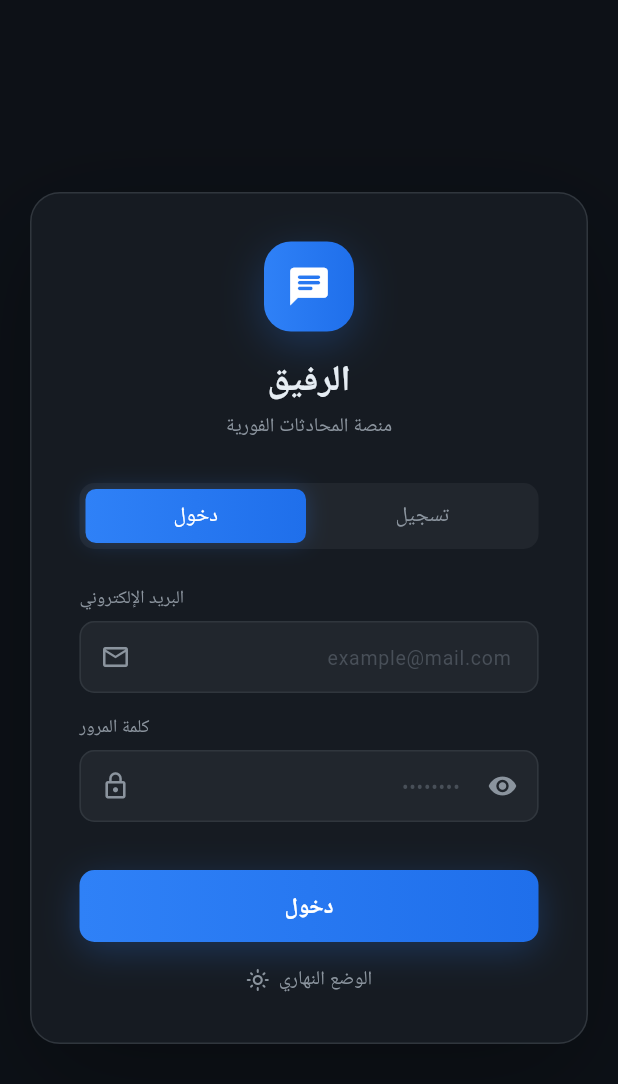
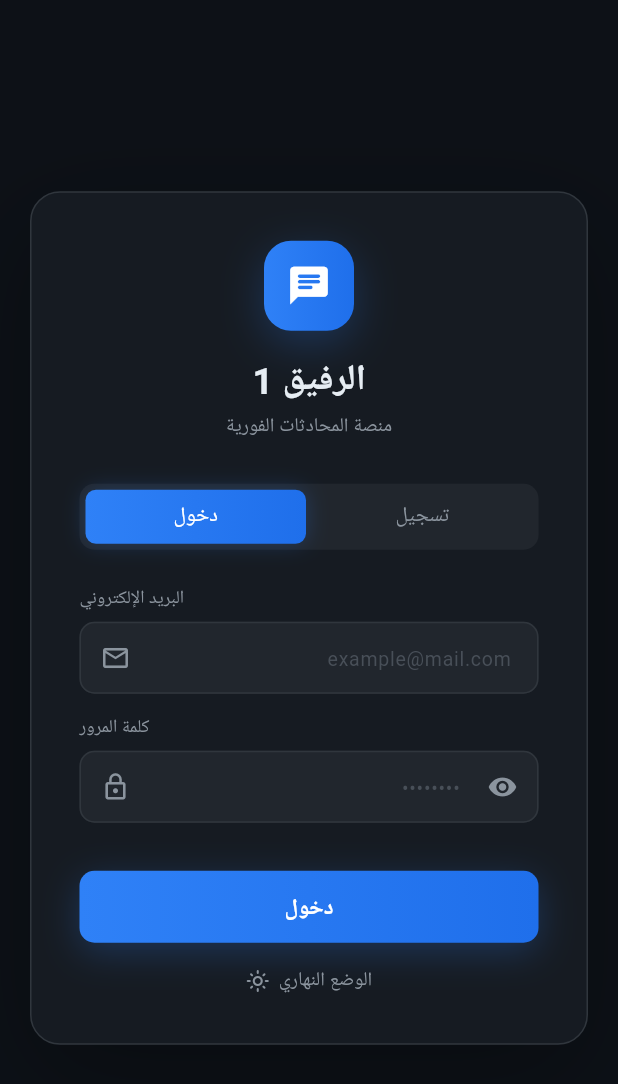
Before and after one commit to montaga01/alrafeeg-chat, a Flutter app: the screen it shows after launch, on a phone screen of 412 x 824 dp. Shown: the top 1084 px of the screen. Run offline on Flutter 3.47's test engine with Material 3 defaults, Android fonts, the phone set to English and light mode, and no system bars; our stand-ins replace firebase_core, firebase_messaging, flutter_local_notifications, google_fonts, shared_preferences; accounts and stored records are empty; Roboto replaces fonts that are missing (IBM Plex Sans Arabic, Ibm Plex Sans Arabic).

```diff
--- a/lib/screens/login_screen.dart
+++ b/lib/screens/login_screen.dart
@@ -188,7 +188,7 @@ class _LoginScreenState extends State<LoginScreen>
           ),
           const SizedBox(height: 16),
           Text(
-            'الرفيق',
+            'الرفيق 1',
             style: GoogleFonts.ibmPlexSansArabic(
               fontSize: 24,
               fontWeight: FontWeight.w700,
```
